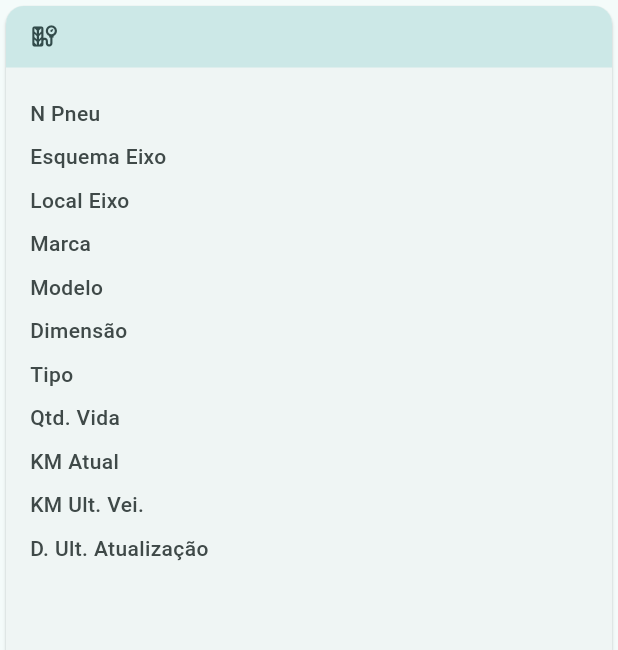
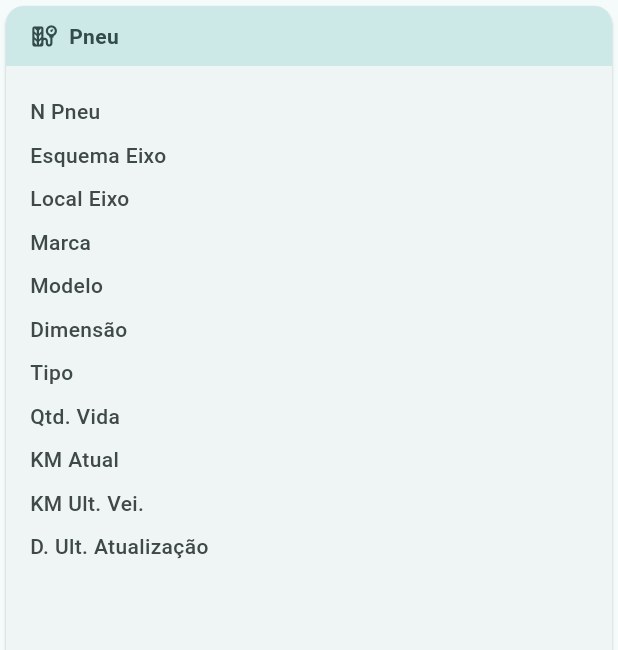
Before and after one commit to MateusKasuya/flutter_mobile_dev, a Flutter app: the _PneuCard widget shown alone on an empty page, opened directly with empty values, on a phone screen of 412 x 824 dp. Shown: the top 650 px of the screen. Run offline on Flutter 3.47's test engine with Material 3 defaults, Android fonts, the phone set to English and light mode, and no system bars; our stand-ins replace flutter_svg, fluttertoast, mask_text_input_formatter, shared_preferences; accounts and stored records are empty.

Commit message:
feat: substitui localEixo por nroPneu no header do PneuCard
Co-Authored-By: Claude Sonnet 4.6 <noreply@anthropic.com>

```diff
--- a/lib/screens/frota_detalhe_screen.dart
+++ b/lib/screens/frota_detalhe_screen.dart
@@ -131,7 +131,7 @@ class _PneuCard extends StatelessWidget {
                 ),
                 const SizedBox(width: 8),
                 Text(
-                  pneu.localEixo,
+                  'Pneu ${pneu.nroPneu}',
                   style: TextStyle(
                     color: colorScheme.onSecondaryContainer,
                     fontWeight: FontWeight.bold,
```
